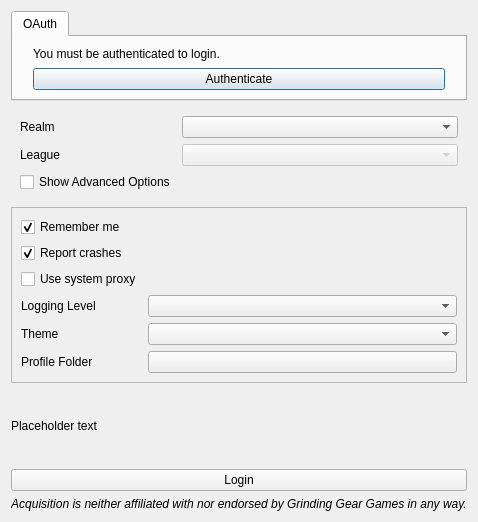
gerwaric/acquisition, file src/ui/logindialog.ui: the form before one commit.
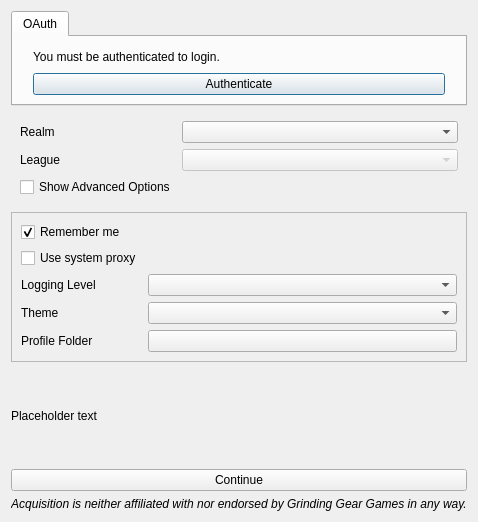
The form after the commit.

Patch:
```diff
--- a/src/ui/logindialog.ui
+++ b/src/ui/logindialog.ui
@@ -142,50 +142,40 @@
        </widget>
       </item>
       <item row="2" column="0">
-       <widget class="QCheckBox" name="reportCrashesCheckBox">
-        <property name="text">
-         <string>Report crashes</string>
-        </property>
-        <property name="checked">
-         <bool>true</bool>
-        </property>
-       </widget>
-      </item>
-      <item row="3" column="0">
        <widget class="QCheckBox" name="proxyCheckBox">
         <property name="text">
          <string>Use system proxy</string>
         </property>
        </widget>
       </item>
-      <item row="4" column="0">
+      <item row="3" column="0">
        <widget class="QLabel" name="loggingLevelLabel">
         <property name="text">
          <string>Logging Level</string>
         </property>
        </widget>
       </item>
-      <item row="4" column="1">
+      <item row="3" column="1">
        <widget class="QComboBox" name="loggingLevelComboBox"/>
       </item>
-      <item row="5" column="0">
+      <item row="4" column="0">
        <widget class="QLabel" name="themeLabel">
         <property name="text">
          <string>Theme</string>
         </property>
        </widget>
       </item>
-      <item row="5" column="1">
+      <item row="4" column="1">
        <widget class="QComboBox" name="themeComboBox"/>
       </item>
-      <item row="6" column="0">
+      <item row="5" column="0">
        <widget class="QLabel" name="userDirLabel">
         <property name="text">
          <string>Profile Folder</string>
         </property>
        </widget>
       </item>
-      <item row="6" column="1">
+      <item row="5" column="1">
        <widget class="QPushButton" name="userDirButton">
         <property name="text">
          <string/>
@@ -211,7 +201,7 @@
       </sizepolicy>
      </property>
      <property name="text">
-      <string>Login</string>
+      <string>Continue</string>
      </property>
     </widget>
    </item>
```
